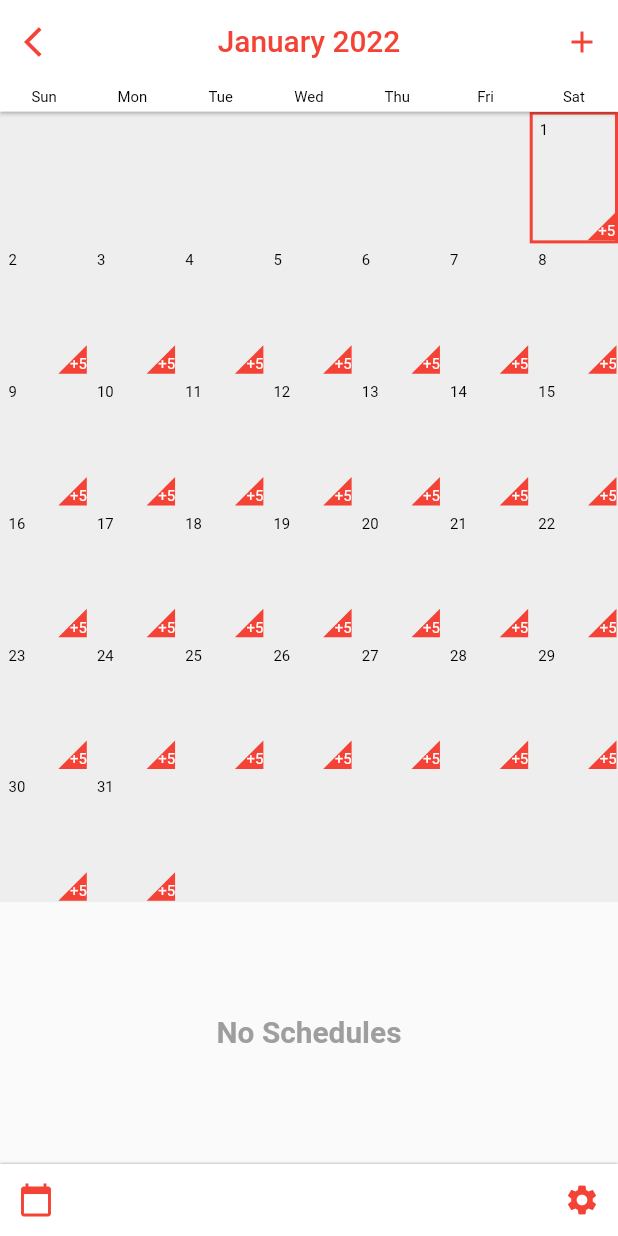
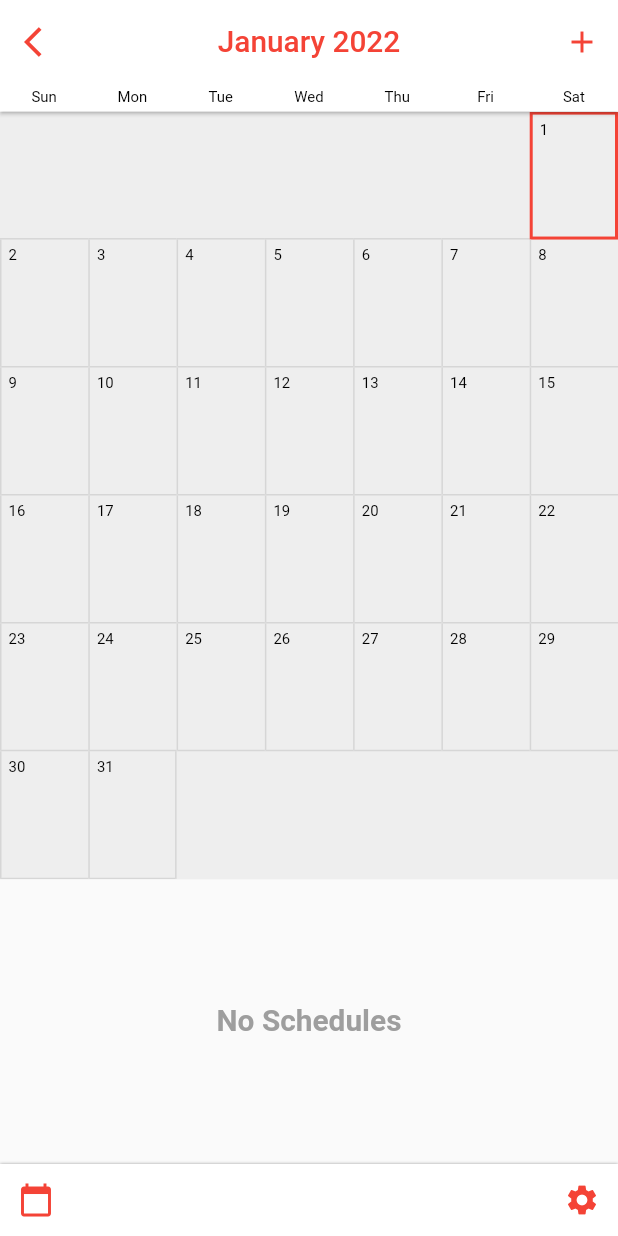
Before and after one commit to jingshuiwuhen/CgmCalendar, a Flutter app: the screen it shows after launch, after a tap on "Jan", on a phone screen of 412 x 824 dp. Run offline on Flutter 3.47's test engine with Material 2 defaults, Android fonts, the phone set to English and light mode, and no system bars; drawn by our look-alikes of expandable_page_view; our stand-ins replace date_format, flutter_screenutil, package_info_plus, sprintf, sqflite; accounts and stored records are empty.

Commit message:
temp commit

```diff
--- a/cgm_calendar/lib/widgets/cell_one_day_page_view.dart
+++ b/cgm_calendar/lib/widgets/cell_one_day_page_view.dart
@@ -8,25 +8,20 @@ import 'package:flutter_screenutil/flutter_screenutil.dart';
 class CellOneDayPageView extends StatelessWidget {
   final DayModel dayModel;
   int selectIndex = 0;
+  final bool isLastDay;
 
   CellOneDayPageView({
     Key? key,
     required this.dayModel,
     this.selectIndex = 0,
+    required this.isLastDay,
   }) : super(key: key);
 
   @override
   Widget build(BuildContext context) {
     return Container(
       width: double.infinity,
-      decoration: BoxDecoration(
-        border: Border.all(
-          color: selectIndex == dayModel.dayOfMonth - 1
-              ? Colors.red
-              : Colors.transparent,
-          width: selectIndex == dayModel.dayOfMonth - 1 ? 2 : 1,
-        ),
-      ),
+      decoration: setBorder(),
       child: Stack(
         children: [
           Column(
@@ -147,17 +142,20 @@ class CellOneDayPageView extends StatelessWidget {
               ),
             ],
           ),
-          CustomPaint(
+          Visibility(
+            visible: dayModel.scheduleList.length > 3,
+            child: CustomPaint(
               painter: RightBottomCornerTriangle(),
               child: Container(
                 alignment: Alignment.bottomRight,
                 width: double.infinity,
                 height: double.infinity,
                 child: Text(
-                "+5",
+                  setMoreStr(),
                   style: TextStyle(
                     color: Colors.white,
                     fontSize: 10.sp,
+                  ),
                 ),
               ),
             ),
@@ -166,4 +164,44 @@ class CellOneDayPageView extends StatelessWidget {
       ),
     );
   }
+
+  BoxDecoration setBorder() {
+    if (selectIndex == dayModel.dayOfMonth - 1) {
+      return BoxDecoration(
+        border: Border.all(
+          color: Colors.red,
+          width: 2,
+        ),
+      );
     }
+
+    return BoxDecoration(
+      border: Border(
+        bottom: const BorderSide(
+          color: Color(0xffd6d6d6),
+        ),
+        left: const BorderSide(
+          color: Color(0xffd6d6d6),
+        ),
+        right: isLastDay
+            ? const BorderSide(
+                color: Color(0xffd6d6d6),
+              )
+            : BorderSide.none,
+      ),
+    );
+  }
+
+  String setMoreStr() {
+    int count = dayModel.scheduleList.length;
+    if (count <= 3) {
+      return "";
+    }
+
+    if (count > 3 && count < 13) {
+      return "+${count - 3}";
+    }
+
+    return "9+";
+  }
+}
--- a/cgm_calendar/lib/widgets/cell_page_view.dart
+++ b/cgm_calendar/lib/widgets/cell_page_view.dart
@@ -24,17 +24,32 @@ class CellPageView extends StatelessWidget {
       primary: false,
       shrinkWrap: true,
       itemCount: gridViewItemCount,
-      gridDelegate: SliverGridDelegateWithFixedCrossAxisCount(
+      gridDelegate: const SliverGridDelegateWithFixedCrossAxisCount(
         crossAxisCount: 7,
-        childAspectRatio: 0.67,
+        childAspectRatio: 0.69,
       ),
       itemBuilder: (context, index) {
         if (index < (monthModel.daysOfMonth[0].dayOfWeek % 7)) {
-          return Container();
+          return Container(
+            height: double.infinity,
+            decoration: const BoxDecoration(
+              border: Border(
+                bottom: BorderSide(
+                  color: Color(0xffd6d6d6),
+                ),
+              ),
+            ),
+          );
         } else {
-          return CellOneDayPageView(
-            dayModel: monthModel
-                .daysOfMonth[index - (monthModel.daysOfMonth[0].dayOfWeek % 7)],
+          DayModel dayModel = monthModel
+              .daysOfMonth[index - (monthModel.daysOfMonth[0].dayOfWeek % 7)];
+          return GestureDetector(
+            onTap: () => oneDayClicked(dayModel),
+            child: CellOneDayPageView(
+              dayModel: dayModel,
+              selectIndex: selectIndex,
+              isLastDay: index == gridViewItemCount - 1,
+            ),
           );
         }
       },
```
Lines whose indentation alone changed are shown as unchanged.
